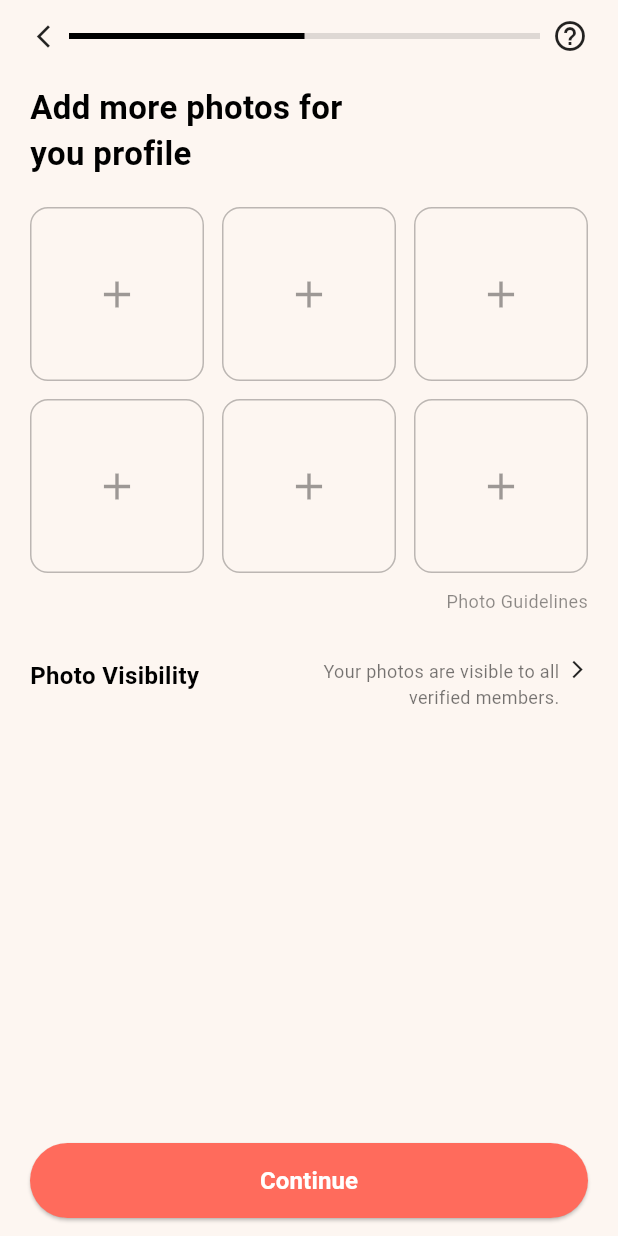
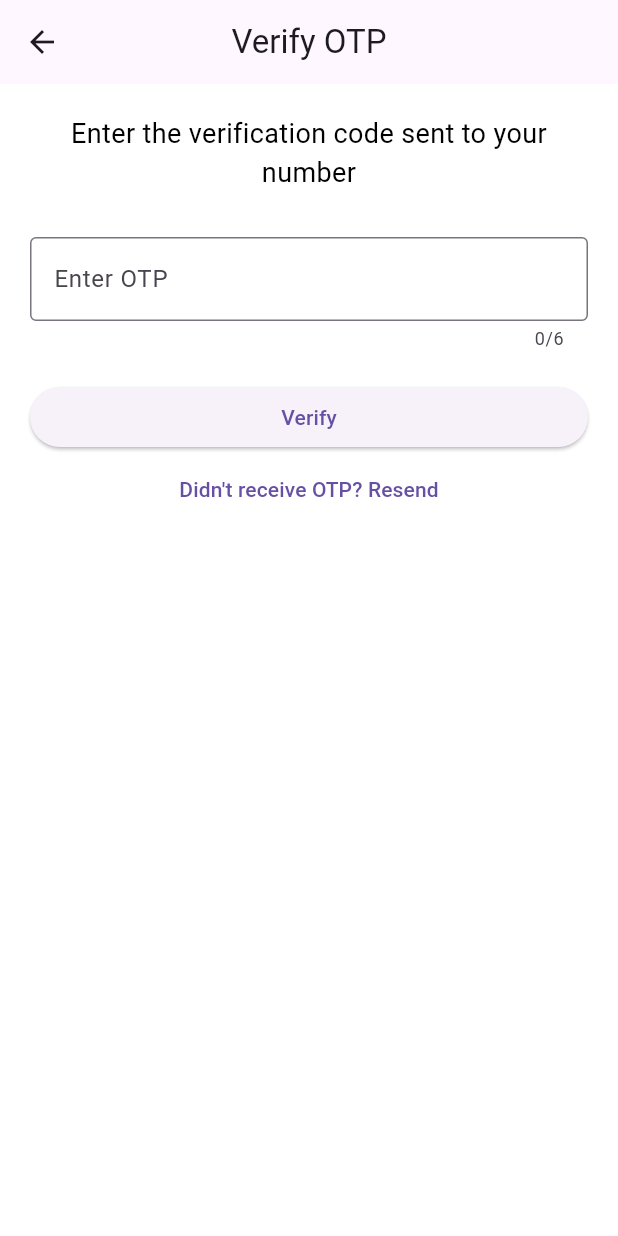
Before and after one commit to muhammadhassanmahar/Muna-Match, a Flutter app: the AddPhotoScreen screen opened directly, after a tap on "Continue", on a phone screen of 412 x 824 dp. Run offline on Flutter 3.47's test engine with Material 3 defaults, Android fonts, the phone set to English and light mode, and no system bars; our stand-ins replace image_picker.

Commit message:
Added profile screen and updated navigation

```diff
--- a/lib/add_photo_screen.dart
+++ b/lib/add_photo_screen.dart
@@ -1,4 +1,5 @@
 import 'package:flutter/material.dart';
+import 'verify_screen.dart'; // Import the VerifyScreen
 
 class AddPhotoScreen extends StatelessWidget {
   const AddPhotoScreen({super.key});
@@ -120,7 +121,14 @@ class AddPhotoScreen extends StatelessWidget {
                 width: double.infinity,
                 height: 50,
                 child: ElevatedButton(
-                  onPressed: () {},
+                  onPressed: () {
+                    Navigator.push(
+                      context,
+                      MaterialPageRoute(
+                        builder: (context) => const VerifyScreen(),
+                      ),
+                    );
+                  },
                   style: ElevatedButton.styleFrom(
                     backgroundColor: const Color(0xFFFF6B5C),
                     shape: RoundedRectangleBorder(
--- /dev/null
+++ b/lib/verify_screen.dart
@@ -0,0 +1,64 @@
+import 'package:flutter/material.dart';
+
+class VerifyScreen extends StatelessWidget {
+  const VerifyScreen({super.key});
+
+  @override
+  Widget build(BuildContext context) {
+    final otpController = TextEditingController();
+
+    return Scaffold(
+      appBar: AppBar(
+        title: const Text('Verify OTP'),
+        centerTitle: true,
+      ),
+      body: Padding(
+        padding: const EdgeInsets.all(20.0),
+        child: Column(
+          crossAxisAlignment: CrossAxisAlignment.stretch,
+          children: [
+            const Text(
+              'Enter the verification code sent to your number',
+              style: TextStyle(fontSize: 18),
+              textAlign: TextAlign.center,
+            ),
+            const SizedBox(height: 30),
+            TextField(
+              controller: otpController,
+              keyboardType: TextInputType.number,
+              maxLength: 6,
+              decoration: const InputDecoration(
+                labelText: 'Enter OTP',
+                border: OutlineInputBorder(),
+              ),
+            ),
+            const SizedBox(height: 20),
+            ElevatedButton(
+              onPressed: () {
+                // TODO: Add verification logic
+                final otp = otpController.text;
+                if (otp.length == 6) {
+                  // Navigate or verify
+                  ScaffoldMessenger.of(context).showSnackBar(
+                    SnackBar(content: Text('OTP Entered: $otp')),
+                  );
+                } else {
+                  ScaffoldMessenger.of(context).showSnackBar(
+                    const SnackBar(content: Text('Please enter 6-digit OTP')),
+                  );
+                }
+              },
+              child: const Text('Verify'),
+            ),
+            TextButton(
+              onPressed: () {
+                // TODO: Resend OTP logic
+              },
+              child: const Text("Didn't receive OTP? Resend"),
+            )
+          ],
+        ),
+      ),
+    );
+  }
+}
```
